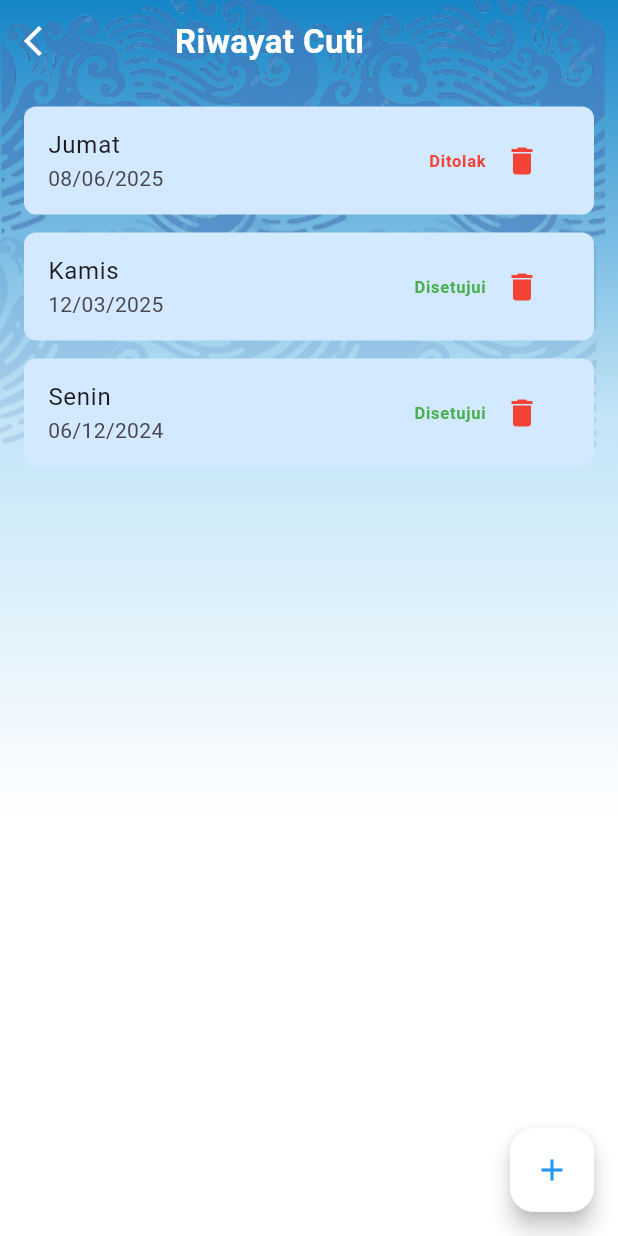
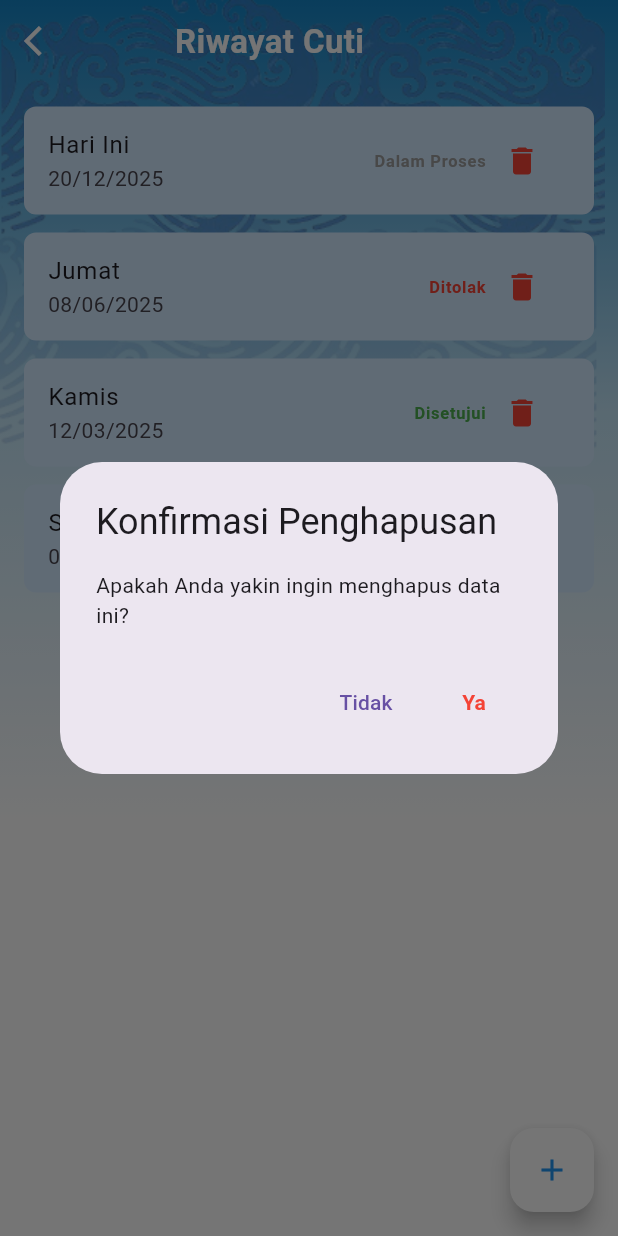
Before and after one commit to TrianaJulianingsih/MyBerikanMobile, a Flutter app: the RiwayatCutiPage screen opened directly, after a tap on the "delete" icon, on a phone screen of 412 x 824 dp. Run offline on Flutter 3.47's test engine with Material 3 defaults, Android fonts, the phone set to English and light mode, and no system bars; our stand-ins replace fl_chart, image_picker; accounts and stored records are empty.

Commit message:
memperbaiki ajukan cuti menambah yg kurang

```diff
--- a/lib/views/ajukan_cuti.dart
+++ b/lib/views/ajukan_cuti.dart
@@ -374,9 +374,40 @@
                                     color: Colors.red,
                                   ),
                                   onPressed: () {
-                                    setState(() {
-                                      data.removeAt(index);
-                                    });
+                                    showDialog(
+                                      context: context,
+                                      builder: (context) => AlertDialog(
+                                        title: const Text(
+                                          "Konfirmasi Penghapusan",
+                                        ),
+                                        content: const Text(
+                                          "Apakah Anda yakin ingin menghapus data ini?",
+                                        ),
+                                        actions: [
+                                          TextButton(
+                                            onPressed: () {
+                                              Navigator.pop(context);
+                                            },
+                                            child: const Text("Tidak"),
+                                          ),
+                                          TextButton(
+                                            onPressed: () {
+                                              setState(() {
+                                                data.removeAt(index);
+                                              });
+                                              Navigator.pop(context);
+                                            },
+                                            child: const Text(
+                                              "Ya",
+                                              style: TextStyle(
+                                                color: Colors.red,
+                                                fontWeight: FontWeight.bold,
+                                              ),
+                                            ),
+                                          ),
+                                        ],
+                                      ),
+                                    );
                                   },
                                 ),
                               ],
```
